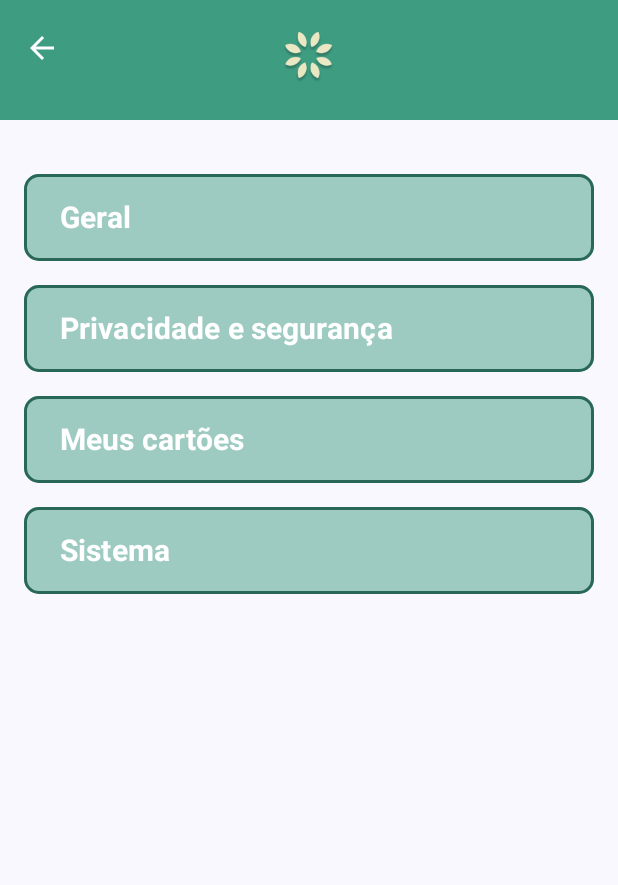
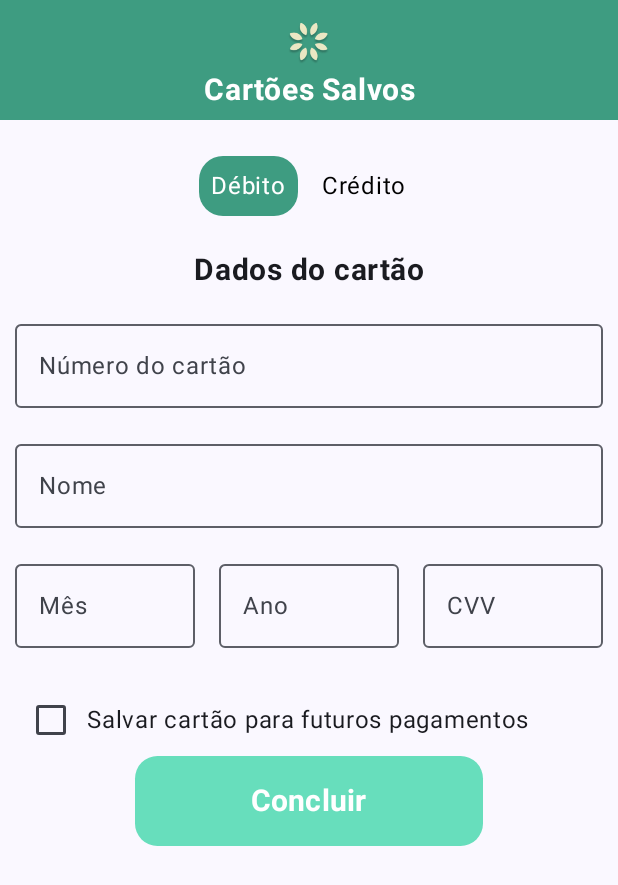
Before and after one commit to Caua90210/VivarisMobile, an Android app built with Jetpack Compose: the Configuracoes screen opened through its navigation route, after a tap on "Meus cartões", on a phone screen of 412 x 824 dp. Shown: the top 885 px of the screen. Run offline under Robolectric (Android 15) with nearby library versions, the phone set to English and light mode, and no system bars.

Commit message:
Cartao add pronto

```diff
--- a/app/src/main/java/br/senai/sp/jandira/vivaris/MainActivity.kt
+++ b/app/src/main/java/br/senai/sp/jandira/vivaris/MainActivity.kt
@@ -17,6 +17,8 @@ import androidx.navigation.compose.NavHost
 import androidx.navigation.compose.composable
 import androidx.navigation.compose.rememberNavController
 import androidx.navigation.navArgument
+import androidx.navigation.navDeepLink
+import br.senai.sp.jandira.vivaris.screens.AddCartao
 import br.senai.sp.jandira.vivaris.screens.Configuracoes
 import br.senai.sp.jandira.vivaris.screens.Home
 import br.senai.sp.jandira.vivaris.screens.SplashScreen
@@ -78,12 +80,20 @@ class MainActivity : ComponentActivity() {
                             }
                         }
 
-                        composable("preferencias/{clienteId}") { backStackEntry ->
+                        composable(
+                            "preferencias/{clienteId}",
+                            deepLinks = listOf(navDeepLink { uriPattern = "android-app://br.senai.sp.jandira.vivaris/preferencias/{clienteId}" })
+                        ) { backStackEntry ->
                             val clienteId = backStackEntry.arguments?.getString("clienteId")?.toIntOrNull()
                             PreferenciasScreen(controleDeNavegacao, clienteId ?: 0)
                         }
+
                         composable(route = "configuracoes") {
                            Configuracoes(controleDeNavegacao)
+                        }
+
+                        composable(route = "addcartao"){
+                            AddCartao()
                         }
 
 
--- a/app/src/main/java/br/senai/sp/jandira/vivaris/screens/Configuracoes.kt
+++ b/app/src/main/java/br/senai/sp/jandira/vivaris/screens/Configuracoes.kt
@@ -124,7 +124,7 @@ fun Configuracoes(controleDeNavegacao: NavHostController) {
 
                 // Botão "Meus cartões"
                 Button(
-                    onClick = { /* Handle 'Meus cartões' button click */ },
+                    onClick = { controleDeNavegacao.navigate("addcartao")},
                     modifier = buttonModifier,
                     colors = buttonColors,
                     shape = RoundedCornerShape(10.dp)
--- /dev/null
+++ b/app/src/main/java/br/senai/sp/jandira/vivaris/screens/FormasPagamento.kt
@@ -0,0 +1,275 @@
+package br.senai.sp.jandira.vivaris.screens
+
+import android.util.Log
+import android.widget.Toast
+import androidx.compose.foundation.Image
+import androidx.compose.foundation.background
+import androidx.compose.foundation.clickable
+import androidx.compose.foundation.layout.*
+import androidx.compose.foundation.shape.RoundedCornerShape
+import androidx.compose.material3.Button
+import androidx.compose.material3.ButtonDefaults
+import androidx.compose.material3.Checkbox
+import androidx.compose.material3.MaterialTheme
+import androidx.compose.material3.OutlinedTextField
+import androidx.compose.material3.Surface
+import androidx.compose.material3.Text
+import androidx.compose.runtime.Composable
+import androidx.compose.runtime.getValue
+import androidx.compose.runtime.mutableStateOf
+import androidx.compose.runtime.remember
+import androidx.compose.runtime.setValue
+import androidx.compose.ui.Alignment
+import androidx.compose.ui.Modifier
+import androidx.compose.ui.graphics.Color
+import androidx.compose.ui.layout.ContentScale
+import androidx.compose.ui.platform.LocalContext
+import androidx.compose.ui.res.painterResource
+import androidx.compose.ui.text.font.FontWeight
+import androidx.compose.ui.text.style.TextAlign
+import androidx.compose.ui.tooling.preview.Preview
+import androidx.compose.ui.unit.dp
+import androidx.compose.ui.unit.sp
+import br.senai.sp.jandira.vivaris.R
+import br.senai.sp.jandira.vivaris.model.CartaoResponse
+import br.senai.sp.jandira.vivaris.model.Cartoes
+import br.senai.sp.jandira.vivaris.service.RetrofitFactory
+import retrofit2.Call
+import java.util.Date
+
+@Composable
+fun AddCartao() {
+
+    var numeroCartao by remember { mutableStateOf("") }
+    var nome by remember { mutableStateOf("") }
+    var mesValidade by remember { mutableStateOf("") }
+    var anoValidade by remember { mutableStateOf("") }
+    var cvc by remember { mutableStateOf("") }
+
+    val context = LocalContext.current
+    val retrofitFactory = RetrofitFactory()
+    val cartaoService = retrofitFactory.getCartoesService()
+
+    var selectedTab by remember { mutableStateOf("Debito") } // Sem acento
+    var saveCardChecked by remember { mutableStateOf(false) }
+
+    Surface(
+        modifier = Modifier.fillMaxSize()
+    ) {
+        Column {
+            Row(
+                modifier = Modifier
+                    .fillMaxWidth()
+                    .height(80.dp)
+                    .background(Color(0xFF3E9C81)),
+                verticalAlignment = Alignment.CenterVertically,
+                horizontalArrangement = Arrangement.Center
+            ) {
+                Column(
+                    horizontalAlignment = Alignment.CenterHorizontally
+                ) {
+                    Image(
+                        painter = painterResource(id = R.drawable.vivarislogo),
+                        contentDescription = "Logo Vivaris",
+                        modifier = Modifier.size(40.dp),
+                        contentScale = ContentScale.Fit
+                    )
+
+                    Text(
+                        text = "Cartões Salvos",
+                        textAlign = TextAlign.Center,
+                        modifier = Modifier,
+                        color = Color.White,
+                        fontSize = 20.sp,
+                        fontWeight = FontWeight.Bold
+                    )
+                }
+            }
+
+            Spacer(modifier = Modifier.height(24.dp))
+
+            // Toggle between Débito and Crédito
+            Column(modifier = Modifier.padding(horizontal = 10.dp)) {
+                Row(
+                    modifier = Modifier.fillMaxWidth(),
+                    horizontalArrangement = Arrangement.Center
+                ) {
+                    Text(
+                        text = "Débito",
+                        modifier = Modifier
+                            .clickable {
+                                selectedTab = "Debito" // Sem acento
+                                Log.d("AddCartao", "Selected Tab: $selectedTab") // Log
+                            }
+                            .background(
+                                if (selectedTab == "Debito") Color(0xFF3E9C81) else Color.Transparent,
+                                RoundedCornerShape(16.dp)
+                            )
+                            .padding(8.dp),
+                        color = if (selectedTab == "Debito") Color.White else Color.Black
+                    )
+                    Spacer(modifier = Modifier.width(8.dp))
+                    Text(
+                        text = "Crédito",
+                        modifier = Modifier
+                            . clickable {
+                                selectedTab = "Credito" // Sem acento
+                                Log.d("AddCartao", "Selected Tab: $selectedTab") // Log
+                            }
+                            .background(
+                                if (selectedTab == "Credito") Color(0xFF3E9C81) else Color.Transparent,
+                                RoundedCornerShape(16.dp)
+                            )
+                            .padding(8.dp),
+                        color = if (selectedTab == "Credito") Color.White else Color.Black
+                    )
+                }
+
+                Spacer(modifier = Modifier.height(24.dp))
+
+                // Card Details
+                Text(
+                    text = "Dados do cartão",
+                    fontSize = 20.sp,
+                    fontWeight = FontWeight.Bold,
+                    textAlign = TextAlign.Center,
+                    modifier = Modifier.fillMaxWidth()
+                )
+
+                Spacer(modifier = Modifier.height(16.dp))
+
+                // Card Number Input
+                OutlinedTextField(
+                    value = numeroCartao,
+                    onValueChange = {
+                        numeroCartao = it
+                        Log.d("AddCartao", "Número do cartão: $numeroCartao") // Log
+                    },
+                    label = { Text("Número do cartão") },
+                    modifier = Modifier.fillMaxWidth()
+                )
+
+                Spacer(modifier = Modifier.height(16.dp))
+
+                // Name Input
+                OutlinedTextField(
+                    value = nome,
+                    onValueChange = {
+                        nome = it
+                        Log.d("AddCartao", "Nome: $nome") // Log
+                    },
+                    label = { Text("Nome") },
+                    modifier = Modifier.fillMaxWidth()
+                )
+
+                Spacer(modifier = Modifier.height(16.dp))
+
+                // Expiry Date and CVV
+                Row(
+                    horizontalArrangement = Arrangement.spacedBy(16.dp),
+                    modifier = Modifier.fillMaxWidth()
+                ) {
+                    OutlinedTextField(
+                        value = mesValidade,
+                        onValueChange = {
+                            mesValidade = it
+                            Log.d("AddCartao", "Mês de validade: $mesValidade") // Log
+                        },
+                        label = { Text("Mês") },
+                        modifier = Modifier.weight(1f)
+                    )
+                    OutlinedTextField(
+                        value = anoValidade,
+                        onValueChange = {
+                            anoValidade = it
+                            Log.d("AddCartao", "Ano de validade: $anoValidade") // Log
+                        },
+                        label = { Text("Ano") },
+                        modifier = Modifier.weight(1f)
+                    )
+                    OutlinedTextField(
+                        value = cvc,
+                        onValueChange = {
+                            cvc = it
+                            Log.d("AddCartao", "CVV: $cvc") // Log
+                        },
+                        label = { Text("CVV") },
+                        modifier = Modifier.weight(1f)
+                    )
+                }
+
+                Spacer(modifier = Modifier.height(24.dp))
+
+                // Save Card Checkbox
+                Row(
+                    verticalAlignment = Alignment.CenterVertically
+                ) {
+                    Checkbox(
+                        checked = saveCardChecked,
+                        onCheckedChange = {
+                            saveCardChecked = it
+                            Log.d("AddCartao", "Salvar cartão: $saveCardChecked") // Log
+                        }
+                    )
+                    Text(text = "Salvar cartão para futuros pagamentos")
+                }
+
+            }
+
+            Button(
+                onClick = {
+                    val modalidade = selectedTab
+                    val validade = Date(/* Aqui você pode criar a data com base em mesValidade e anoValidade */)
+                    val cartao = Cartoes(
+                        id = 0, // O ID pode ser gerado pelo servidor, se necessário
+                        modalidade = modalidade,
+                        numero_cartao = numeroCartao,
+                        nome = nome,
+                        validade = validade.toString(),
+                        cvc = cvc
+                    )
+
+                    Log.d("AddCartao", "Dados do cartão a serem enviados: $cartao")
+                    // Chamada para cadastrar o cartão
+                    cartaoService.cadastrarCartao(cartao).enqueue(object : retrofit2.Callback<CartaoResponse> {
+                        override fun onResponse(call: Call<CartaoResponse>, response: retrofit2.Response<CartaoResponse>) {
+                            if (response.isSuccessful) {
+                                // Cartão cadastrado com sucesso
+                                Toast.makeText(context, "Cartão cadastrado com sucesso!", Toast.LENGTH_SHORT).show()
+                                Log.d("AddCartao", "Cartão cadastrado com sucesso!") // Log
+                            } else {
+                                // Tratamento de erro
+                                Toast.makeText(context, "Erro ao cadastrar cartão!", Toast.LENGTH_SHORT).show()
+
+
+                                Log.e("AddCartao", "Erro ao cadastrar cartão: ${response.errorBody()?.string()}") // Log de erro
+                            }
+                        }
+
+                        override fun onFailure(call: Call<CartaoResponse>, t: Throwable) {
+                            // Tratamento de falha na chamada
+                            Toast.makeText(context, "Falha na chamada: ${t.message}", Toast.LENGTH_SHORT).show()
+                            Log.e("AddCartao", "Falha na chamada: ${t.message}") // Log de erro
+                        }
+                    })
+                },
+                modifier = Modifier
+                    .fillMaxWidth()
+                    .padding(horizontal = 90.dp)
+                    .height(60.dp),
+                colors = ButtonDefaults.buttonColors(containerColor = Color(0xFF67DEBC)),
+                shape = RoundedCornerShape(15.dp)
+            ) {
+                Text(text = "Concluir", color = Color.White, fontSize = 20.sp, fontWeight = FontWeight.Bold)
+            }
+        }
+    }
+}
+
+@Preview(showBackground = true)
+@Composable
+fun PreviewFormasPagamento() {
+    MaterialTheme {
+        AddCartao()
+    }
+}
--- /dev/null
+++ b/app/src/main/java/br/senai/sp/jandira/vivaris/service/CartoesService.kt
@@ -0,0 +1,29 @@
+package br.senai.sp.jandira.vivaris.service
+
+import br.senai.sp.jandira.vivaris.model.CartaoResponse
+import br.senai.sp.jandira.vivaris.model.Cartoes
+import br.senai.sp.jandira.vivaris.model.Cliente
+import br.senai.sp.jandira.vivaris.model.ClienteResponse
+import br.senai.sp.jandira.vivaris.model.LoginResponse
+import br.senai.sp.jandira.vivaris.model.LoginUsuario
+import br.senai.sp.jandira.vivaris.model.Result
+import retrofit2.Call
+import retrofit2.http.Body
+import retrofit2.http.GET
+import retrofit2.http.Headers
+import retrofit2.http.POST
+import retrofit2.http.Path
+
+interface CartoesService {
+
+    @GET("cartao")
+    fun getAllCartoes(): Call<Result>
+
+    @GET("cartao/{id}")
+    fun getCartaoById( @Path("id") id: Int): Call<Cartoes>
+
+
+    @Headers("Content-Type: application/json")
+    @POST("cartao")
+    fun cadastrarCartao(@Body cartoes: Cartoes): Call<CartaoResponse>
+}
--- a/app/src/main/java/br/senai/sp/jandira/vivaris/service/RetrofitFactory.kt
+++ b/app/src/main/java/br/senai/sp/jandira/vivaris/service/RetrofitFactory.kt
@@ -7,7 +7,7 @@ import retrofit2.converter.gson.GsonConverterFactory
 
 class RetrofitFactory {
 
-    private val BASE_URL = "http://10.107.144.6:8080/v1/vivaris/"
+    private val BASE_URL = "http://10.107.144.8:8080/v1/vivaris/"
 
 
 
@@ -37,5 +37,9 @@ class RetrofitFactory {
         return retrofitFactory.create((DisponibilidadeService::class.java))
     }
 
+    fun getCartoesService(): CartoesService{
+        return retrofitFactory.create((CartoesService::class.java))
+    }
+
 
 }
--- a/app/src/main/res/xml/network_security_config.xml
+++ b/app/src/main/res/xml/network_security_config.xml
@@ -1,6 +1,6 @@
 <?xml version="1.0" encoding="utf-8"?>
 <network-security-config>
     <domain-config cleartextTrafficPermitted="true">
-        <domain includeSubdomains="true">10.107.144.6</domain>
+        <domain includeSubdomains="true">10.107.144.8</domain>
     </domain-config>
 </network-security-config>
```
Also changed, not shown: app/src/main/java/br/senai/sp/jandira/vivaris/model/Cartoes.kt (added, +17 -0 lines), app/src/main/java/br/senai/sp/jandira/vivaris/screens/home.kt (+6 -6 lines).
